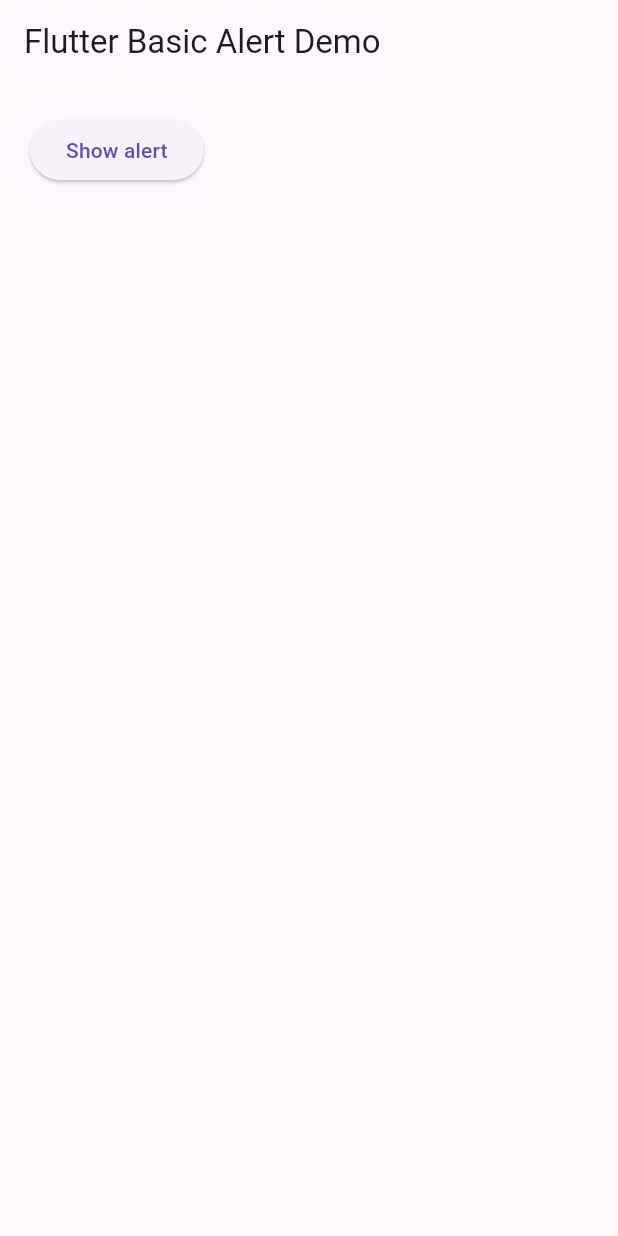
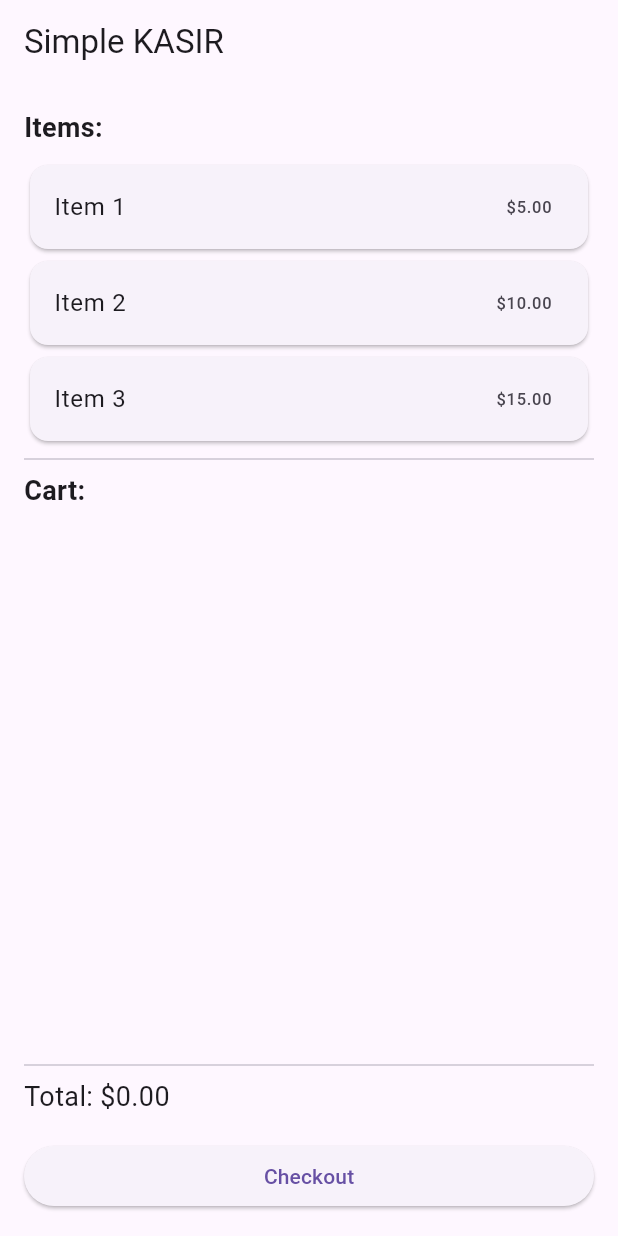
Before and after one commit to jflunarko/flutter-basic, a Flutter app: the screen it shows after launch, on a phone screen of 412 x 824 dp. Run offline on Flutter 3.47's test engine with Material 3 defaults, Android fonts, the phone set to English and light mode, and no system bars.

Commit message:
add kasir

```diff
--- /dev/null
+++ b/lib/kasir.dart
@@ -0,0 +1,112 @@
+import 'package:flutter/material.dart';
+
+class Kasir extends StatelessWidget {
+  @override
+  Widget build(BuildContext context) {
+    return MaterialApp(
+      title: 'Simple KASIR App',
+      theme: ThemeData(primarySwatch: Colors.teal),
+      home: KasirHomepage(),
+    );
+  }
+}
+
+class KasirHomepage extends StatefulWidget {
+  @override
+  _KasirHomepageState createState() => _KasirHomepageState();
+}
+
+class _KasirHomepageState extends State<KasirHomepage> {
+  final List<Map<String, dynamic>> items = [
+    {'name': 'Item 1', 'price': 5.0},
+    {'name': 'Item 2', 'price': 10.0},
+    {'name': 'Item 3', 'price': 15.0},
+  ];
+
+  final List<Map<String, dynamic>> cart = [];
+
+  double get total => cart.fold(0, (sum, item) => sum + item['price']);
+
+  void addItemToCart(Map<String, dynamic> item) {
+    setState(() {
+      cart.add(item);
+    });
+  }
+
+void checkout() {
+  // Simpan nilai total saat ini sebelum menghapus isi cart
+  double finalTotal = total;
+
+  setState(() {
+    cart.clear();
+  });
+
+  // Tampilkan dialog dengan nilai total yang telah disimpan
+  showDialog(
+    context: context,
+    builder: (context) => AlertDialog(
+      title: Text('Checkout Complete'),
+      content: Text('Thank you! Your total is \$${finalTotal.toStringAsFixed(2)}.'),
+      actions: [
+        TextButton(
+          onPressed: () => Navigator.of(context).pop(),
+          child: Text('OK'),
+        ),
+      ],
+    ),
+  );
+}
+
+
+  @override
+  Widget build(BuildContext context) {
+    return Scaffold(
+      appBar: AppBar(title: Text('Simple KASIR')),
+      body: Padding(
+        padding: const EdgeInsets.all(16.0),
+        child: Column(
+          crossAxisAlignment: CrossAxisAlignment.start,
+          children: [
+            Text('Items:', style: TextStyle(fontSize: 18, fontWeight: FontWeight.bold)),
+            SizedBox(height: 8),
+            Column(
+              children: items.map((item) {
+                return Card(
+                  child: ListTile(
+                    title: Text(item['name']),
+                    trailing: Text('\$${item['price'].toStringAsFixed(2)}'),
+                    onTap: () => addItemToCart(item),
+                  ),
+                );
+              }).toList(),
+            ),
+            Divider(),
+            Text('Cart:', style: TextStyle(fontSize: 18, fontWeight: FontWeight.bold)),
+            Expanded(
+              child: ListView.builder(
+                itemCount: cart.length,
+                itemBuilder: (context, index) {
+                  final item = cart[index];
+                  return ListTile(
+                    title: Text(item['name']),
+                    trailing: Text('\$${item['price'].toStringAsFixed(2)}'),
+                  );
+                },
+              ),
+            ),
+            Divider(),
+            Text('Total: \$${total.toStringAsFixed(2)}', style: TextStyle(fontSize: 18)),
+            SizedBox(height: 16),
+            SizedBox(
+              width: double.infinity,
+              child: ElevatedButton(
+                onPressed: checkout,
+                child: Text('Checkout'),
+              ),
+            ),
+          ],
+        ),
+      ),
+    );
+  }
+}
--- a/lib/main.dart
+++ b/lib/main.dart
@@ -10,6 +10,7 @@
 import 'package:flutter_00/checkboxListTitle.dart';
 import 'package:flutter_00/login.dart';
 import 'package:flutter_00/optionAlert.dart';
+import 'package:flutter_00/kasir.dart';
 import 'package:flutter_00/product_sort.dart';
 import 'package:flutter_00/ColumnTest.dart';
 import 'package:flutter_00/RichText.dart';
@@ -32,7 +33,7 @@
     return MaterialApp(
       debugShowCheckedModeBanner: false,
 
-      home: AlertdialogApp(),
+      home: Kasir(),
     );
   }
 }
```
Also changed, not shown: lib/login.dart (+85 -0 lines).
